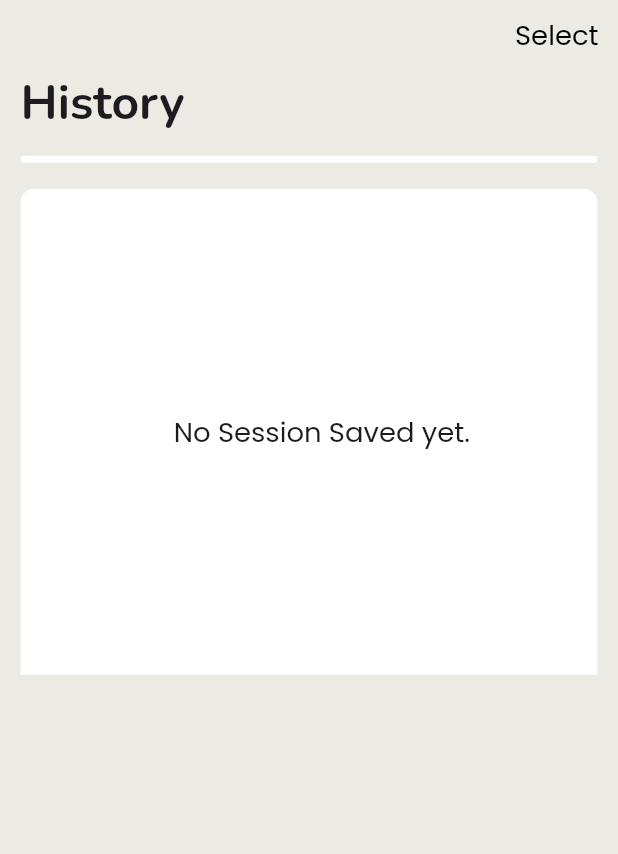
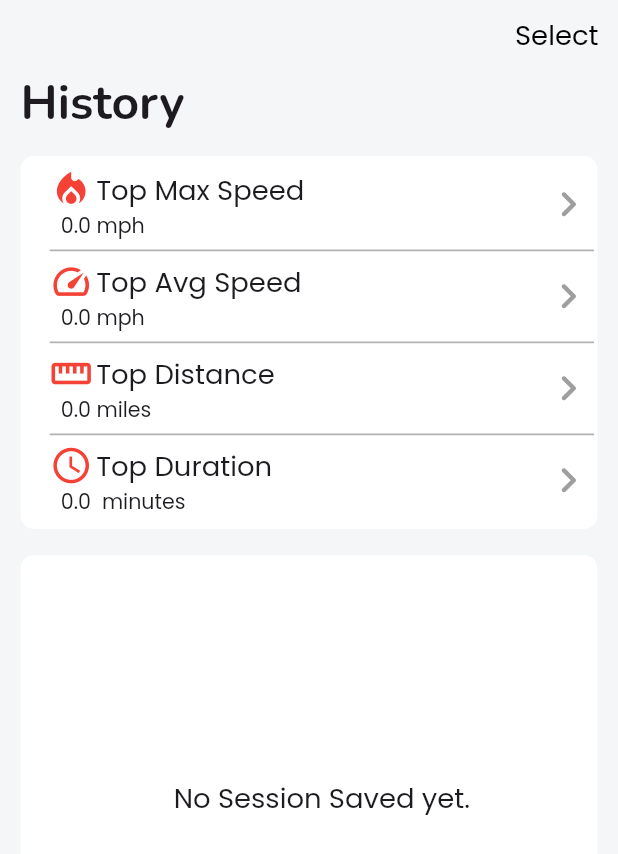
Before and after one commit to thisjustin93/Speedometer_Hero, a Flutter app: the HistoryScreen screen opened directly, on a phone screen of 412 x 824 dp. Shown: the top 854 px of the screen. Run offline on Flutter 3.47's test engine with Material 2 defaults, Android fonts, the light colour scheme and no system bars; our stand-ins replace flutter_compass, flutter_screenutil, flutter_slidable, geolocator, google_fonts, google_maps_flutter and 6 more; missing offline and left inert: clipboard; accounts and stored records are empty.

Commit message:
commit123

```diff
--- a/lib/core/components/measurement_box.dart
+++ b/lib/core/components/measurement_box.dart
@@ -18,12 +18,12 @@ class MeasurementBox extends StatelessWidget {
   @override
   Widget build(BuildContext context) {
     return Container(
-      height: 70.h,
+      height: 55.h,
       width: 158.w,
       decoration: BoxDecoration(
         // color: Color(0xfff6f6f6),
         color: Colors.white,
-        borderRadius: BorderRadius.circular(4.r),
+        borderRadius: BorderRadius.circular(8.r),
         border: Border.all(
           // color: Color(0xffc6c6c6),
           color: Colors.white,
--- a/lib/features/history/screens/history_screen.dart
+++ b/lib/features/history/screens/history_screen.dart
@@ -41,6 +41,7 @@ class _HistoryScreenState extends State<HistoryScreen> {
     final pedometerProvider =
         Provider.of<PedoMeterSessionProvider>(context, listen: false);
     final pedometerSessions = pedometerProvider.pedometerSessions;
+    if (pedometerSessions.isNotEmpty) {
       topMaxSpeedSession = pedometerSessions[0];
       topAvgSpeedSession = pedometerSessions[0];
       topDistanceSession = pedometerSessions[0];
@@ -62,6 +63,8 @@ class _HistoryScreenState extends State<HistoryScreen> {
           topAvgSpeedSession = pedometerSession;
         }
       }
+    }
+
     matchingActivity = [
       {
         'activityType': 'Top Max Speed',
@@ -101,7 +104,7 @@ class _HistoryScreenState extends State<HistoryScreen> {
     var pedometerSessionProvider =
         Provider.of<PedoMeterSessionProvider>(context);
     return Scaffold(
-      backgroundColor: Color(0xFFEBEBE3),
+      backgroundColor: Color(0xFFF5F6F7),
       appBar: AppBar(
         backgroundColor: Colors.transparent,
         shadowColor: Colors.transparent,
@@ -142,10 +145,13 @@ class _HistoryScreenState extends State<HistoryScreen> {
                 ),
                 child: ListView.builder(
                   shrinkWrap: true,
-                  itemCount: matchingActivity.length,
+                  itemCount: 4,
                   itemBuilder: (context, index) {
                     return InkWell(
                       onTap: () {
+                        if (matchingActivity[index]['session'] == null) {
+                          return;
+                        }
                         Navigator.of(context).push(PageRouteBuilder(
                           pageBuilder: (context, animation,
                                   secondaryAnimation) =>
--- a/lib/features/history/screens/session_details_screen.dart
+++ b/lib/features/history/screens/session_details_screen.dart
@@ -3,6 +3,7 @@ import 'package:flutter_screenutil/flutter_screenutil.dart';
 import 'package:speedometer/core/models/PedometerSessionModel.dart';
 import 'package:speedometer/core/styling/text_styles.dart';
 import 'package:intl/intl.dart';
+import 'package:speedometer/core/utils/convert_distance.dart';
 import 'package:speedometer/features/history/widgets/matching_activity_tiles.dart';
 
 class SessionDetailsScreen extends StatefulWidget {
@@ -59,7 +60,7 @@ class _SessionDetailsScreenState extends State<SessionDetailsScreen> {
   @override
   Widget build(BuildContext context) {
     return Scaffold(
-      backgroundColor: Color(0xFFEBEBE3),
+      backgroundColor: Color(0xFFF5F6F7),
       appBar: AppBar(
         backgroundColor: Color(0xFFF7F7F7),
         leading: IconButton(
@@ -168,7 +169,7 @@ class _SessionDetailsScreenState extends State<SessionDetailsScreen> {
                                       ? '  ${durationInMinutes(tileData[index]['value']).toStringAsFixed(1)}  ${tileData[index]['valueUnit']}'
                                       : tileData[index]['activityType'] ==
                                               'Top Distance'
-                                          ? '  ${tileData[index]['value'].toStringAsFixed(1)} ${tileData[index]['valueUnit']}'
+                                          ? '  ${convertDistance(tileData[index]['value'], 'mi').toStringAsFixed(1)} ${tileData[index]['valueUnit']}'
                                           : tileData[index]['activityType'] ==
                                                   'Top Max Speed'
                                               ? '  ${tileData[index]['value'].toStringAsFixed(1)} ${tileData[index]['valueUnit']}'
--- a/lib/features/history/widgets/matching_activity_tiles.dart
+++ b/lib/features/history/widgets/matching_activity_tiles.dart
@@ -2,6 +2,7 @@ import 'package:flutter/material.dart';
 import 'package:flutter_screenutil/flutter_screenutil.dart';
 import 'package:speedometer/core/models/PedometerSessionModel.dart';
 import 'package:speedometer/core/styling/text_styles.dart';
+import 'package:speedometer/core/utils/convert_distance.dart';
 
 class MatchingActivityTile extends StatefulWidget {
   // List<double> matchingActivityValues;
@@ -9,7 +10,7 @@ class MatchingActivityTile extends StatefulWidget {
   int tilesLength;
   IconData icon;
   String activityType;
-  PedometerSession session;
+  PedometerSession? session;
   String valueUnit;
   MatchingActivityTile(
       {super.key,
@@ -26,6 +27,21 @@ class MatchingActivityTile extends StatefulWidget {
 }
 
 class _MatchingActivityTileState extends State<MatchingActivityTile> {
+  @override
+  void initState() {
+    if (widget.session == null) {
+      widget.session = PedometerSession(
+          sessionId: 'null',
+          sessionTitle: 'null',
+          speedInMS: 0,
+          maxSpeedInMS: 0,
+          averageSpeedInMS: 0,
+          distanceInMeters: 0,
+          sessionDuration: Duration.zero);
+    }
+    super.initState();
+  }
+
   double durationInMinutes(Duration? duration) {
     if (duration == null) {
       return 0.0;
@@ -71,12 +87,12 @@ class _MatchingActivityTileState extends State<MatchingActivityTile> {
               ),
               Text(
                 widget.activityType == 'Top Duration'
-                    ? '  ${durationInMinutes(widget.session.sessionDuration).toStringAsFixed(1)}  ${widget.valueUnit}'
+                    ? '  ${durationInMinutes(widget.session!.sessionDuration).toStringAsFixed(1)}  ${widget.valueUnit}'
                     : widget.activityType == 'Top Distance'
-                        ? '  ${widget.session.distanceInMeters.toStringAsFixed(1)} ${widget.valueUnit}'
+                        ? '  ${convertDistance(widget.session!.distanceInMeters, 'mi').toStringAsFixed(1)} ${widget.valueUnit}'
                         : widget.activityType == 'Top Max Speed'
-                            ? '  ${widget.session.maxSpeedInMS.toStringAsFixed(1)} ${widget.valueUnit}'
-                            : '  ${widget.session.averageSpeedInMS.toStringAsFixed(1)} ${widget.valueUnit}', // Top Average Speed
+                            ? '  ${widget.session!.maxSpeedInMS.toStringAsFixed(1)} ${widget.valueUnit}'
+                            : '  ${widget.session!.averageSpeedInMS.toStringAsFixed(1)} ${widget.valueUnit}', // Top Average Speed
                 style: AppTextStyles().sRegular,
               )
             ],
--- a/lib/features/history/widgets/share_bottomsheet.dart
+++ b/lib/features/history/widgets/share_bottomsheet.dart
@@ -105,7 +105,7 @@ shareBottomSheet(
                     ),
                   ),
                   Divider(
-                    color: Color(0xFFEBEBE3),
+                    color: Color(0xFFF5F6F7),
                   ),
                   GestureDetector(
                     onTap: () async {
@@ -141,7 +141,7 @@ shareBottomSheet(
                     ),
                   ),
                   Divider(
-                    color: Color(0xFFEBEBE3),
+                    color: Color(0xFFF5F6F7),
                   ),
                   Container(
                     padding:
--- a/lib/features/home/screens/paused_tracking_screen.dart
+++ b/lib/features/home/screens/paused_tracking_screen.dart
@@ -24,7 +24,7 @@ class _PausedTrackingScreenState extends State<PausedTrackingScreen> {
     var currentPedometerSessionProvider =
         Provider.of<PedoMeterSessionProvider>(context);
     return Scaffold(
-      backgroundColor: Color(0xFFEBEBE3),
+      backgroundColor: Color(0xFFF5F6F7),
       body: SafeArea(
         child: Padding(
           padding: EdgeInsets.symmetric(horizontal: 3.sp, vertical: 5.sp),
--- a/lib/main.dart
+++ b/lib/main.dart
@@ -43,7 +43,7 @@ class MyApp extends StatelessWidget {
                   // primarySwatch: Colors.deepPurple,
                   useMaterial3: true,
                   bottomNavigationBarTheme: BottomNavigationBarThemeData(
-                    backgroundColor: Color(0xFFEBEBE3),
+                    backgroundColor: Color(0xFFF5F6F7),
                     unselectedIconTheme: IconThemeData(color: Colors.grey),
                   ),
                   visualDensity: VisualDensity.defaultDensityForPlatform(
```
Also changed, not shown: lib/features/home/screens/home_screen.dart (+17 -7 lines), lib/features/home/widgets/carousel_cards.dart (+3 -4 lines), lib/main_navigation_screen.dart (+11 -8 lines), 11 other files. Lines whose indentation alone changed are shown as unchanged.
